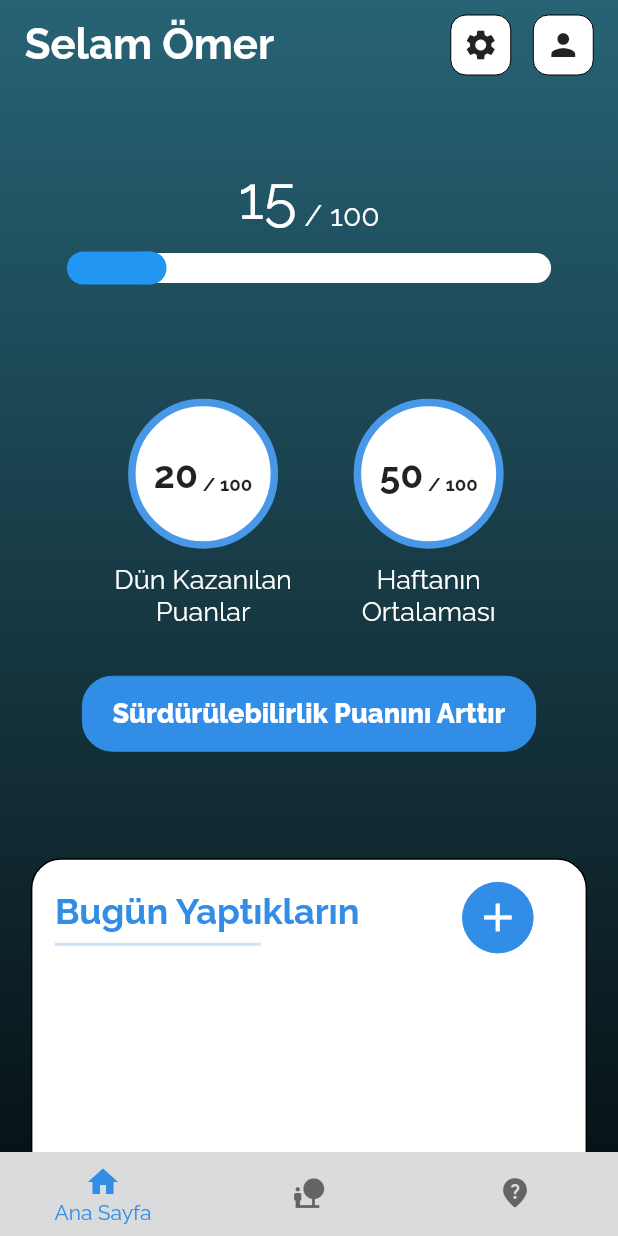
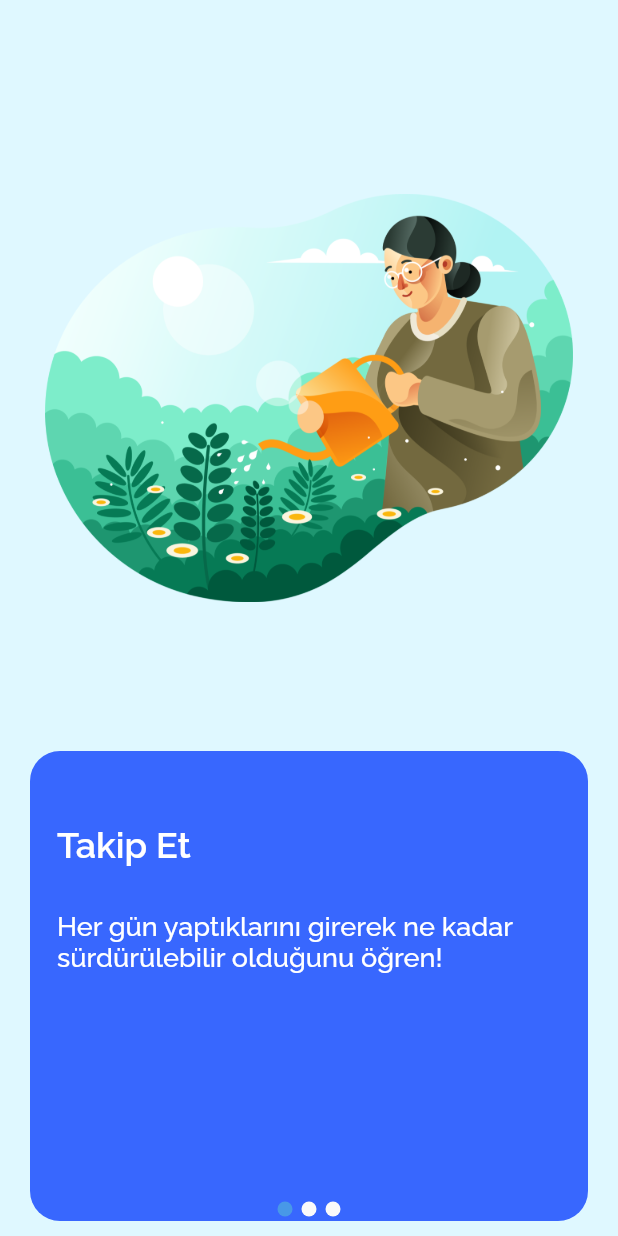
Before and after one commit to enesbiyyik/sustainable-tracker, a Flutter app: the screen it shows after launch, on a phone screen of 412 x 824 dp. Run offline on Flutter 3.47's test engine with Material 2 defaults, Android fonts, the phone set to English and light mode, and no system bars; our stand-ins replace cloud_firestore, flutter_swiper, google_fonts; accounts and stored records are empty.

```diff
--- a/lib/main.dart
+++ b/lib/main.dart
@@ -1,6 +1,7 @@
 import 'package:flutter/material.dart';
 import 'package:google_fonts/google_fonts.dart';
 import 'package:sustainable_tracker/pages/homePage.dart';
+import 'package:sustainable_tracker/pages/signUp.dart';
 
 void main() {
   runApp(MyApp());
@@ -10,14 +11,14 @@ class MyApp extends StatelessWidget {
   @override
   Widget build(BuildContext context) {
     return MaterialApp(
-      title: 'Flutter Demo',
+      title: 'Sürdür',
       theme: ThemeData(
         primaryColor: Color(0xff4898e7),
         visualDensity: VisualDensity.adaptivePlatformDensity,
         fontFamily: GoogleFonts.raleway().fontFamily,
       ),
       debugShowCheckedModeBanner: false,
-      home: HomePage(),
+      home: OnBoarding(),
     );
   }
 }
--- /dev/null
+++ b/lib/pages/signUp.dart
@@ -0,0 +1,58 @@
+import 'package:flutter/material.dart';
+import 'package:flutter_swiper/flutter_swiper.dart';
+
+class OnBoarding extends StatelessWidget {
+
+  List headers = ["Takip Et", "Sürdür", "Arttır"];
+  List descriptions = ["Her gün yaptıklarını girerek ne kadar sürdürülebilir olduğunu öğren!", "Hayatını sürdürülebilir kılmak için yapman gerekenleri uygulama içinden öğren!", "Sürdürülebilir bir yaşam için kullanacağın ürünleri değiştir. Sürdürülebilirlik açığını kapatmak için doğru ürünlere ulaş!"];
+
+  @override
+  Widget build(BuildContext context) {
+    return Scaffold(
+      backgroundColor: Color(0xffdff8ff),
+      body: new Swiper(
+        itemBuilder: (BuildContext context, int index) {
+          return new Column(
+            children: [
+              Expanded(
+                flex: 7,
+                child: Container(
+                  margin: EdgeInsets.fromLTRB(30, 50, 30, 0),
+                  decoration: BoxDecoration(
+                    image: DecorationImage(
+                      image: AssetImage("assets/${(index+1)}.png"),
+                    ),
+                  ),
+                ),
+              ),
+              Expanded(
+                flex: 5,
+                child: Container(
+                  width: MediaQuery.of(context).size.width,
+                  margin: EdgeInsets.fromLTRB(20, 20, 20, 10),
+                  padding: EdgeInsets.all(18),
+                  decoration: BoxDecoration(
+                    color: Color(0xff3867fe),
+                    borderRadius: BorderRadius.circular(20),
+                  ),
+                  child: Column(
+                    crossAxisAlignment: CrossAxisAlignment.start,
+                    children: [
+                      SizedBox(height: 30,),
+                      Text(headers[index], style: TextStyle(color: Colors.white, fontWeight: FontWeight.w600, fontSize: MediaQuery.of(context).textScaleFactor*24),),
+                      SizedBox(height: 30,),
+                      Text(descriptions[index], style: TextStyle(color: Colors.white, fontWeight: FontWeight.w500, fontSize: MediaQuery.of(context).textScaleFactor*18),),
+                    ],
+                  ),
+                ),
+              ),
+            ],
+          );
+        },
+        itemCount: 3,
+        pagination: SwiperPagination(),
+      ),
+    );
+  }
+}
+//3867fe
--- a/pubspec.yaml
+++ b/pubspec.yaml
@@ -35,6 +35,7 @@ dependencies:
   firebase_core: ^0.4.5
   cloud_firestore: ^0.13.7
   url_launcher: ^5.7.10
+  provider: ^4.3.3
 
 dev_dependencies:
   flutter_test:
```
Also changed, not shown: assets/onboard_logo.png (added), pubspec.lock.
